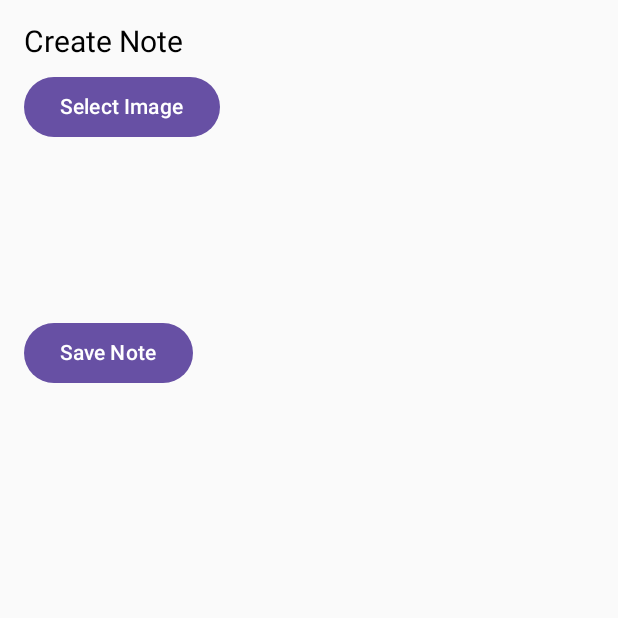
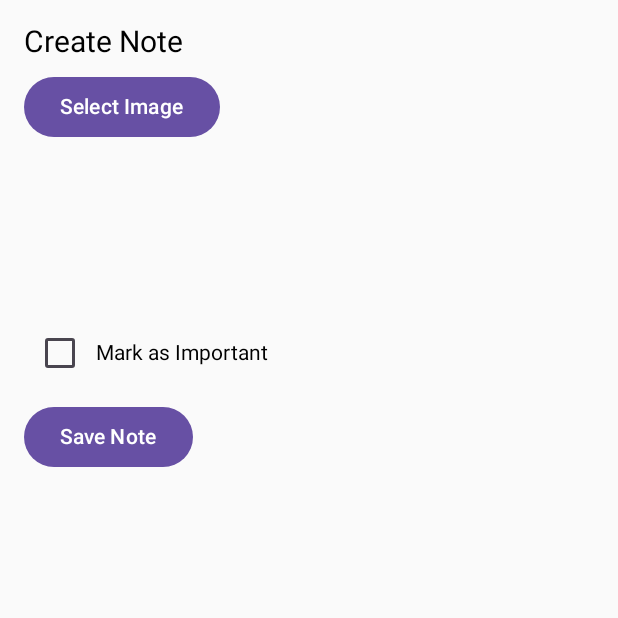
Before and after one commit to SANSvenom/Mopro_HasnanAlif_Assesment1, an Android app built with Jetpack Compose: the NoteScreen screen opened through its navigation route, on a phone screen of 412 x 824 dp, the top half of it. Run offline under Robolectric (Android 15) with nearby library versions, the phone set to English and light mode, and no system bars.

Commit message:
1.5  menampilkan note di halaman utama dan ada tanda pinned note jika check box di centang

```diff
--- a/app/src/main/java/com/hasnan0062/hasnanalif_607062300062_assesment1/MainActivity.kt
+++ b/app/src/main/java/com/hasnan0062/hasnanalif_607062300062_assesment1/MainActivity.kt
@@ -36,7 +36,7 @@ class MainActivity : ComponentActivity() {
 @Composable
 fun NoteApp() {
     val navController = rememberNavController()
-    val notes = remember { mutableStateListOf<Pair<String, Uri?>>() }
+    val notes = remember { mutableStateListOf<Triple<String, Uri?, Boolean>>() }
 
     NavHost(navController, startDestination = "home") {
         composable("home") { HomeScreen(navController, notes) }
@@ -45,7 +45,7 @@ fun NoteApp() {
 }
 
 @Composable
-fun HomeScreen(navController: NavController, notes: List<Pair<String, Uri?>>) {
+fun HomeScreen(navController: NavController, notes: List<Triple<String, Uri?, Boolean>>) {
     Column(
         modifier = Modifier
             .fillMaxSize()
@@ -58,8 +58,19 @@ fun HomeScreen(navController: NavController, notes: List<Pair<String, Uri?>>) {
 
         Spacer(modifier = Modifier.height(16.dp))
 
-        notes.forEach { (text, imageUri) ->
-            Column(modifier = Modifier.padding(8.dp)) {
+        // Urutkan catatan, yang "penting" tampil di atas
+        val sortedNotes = notes.sortedByDescending { it.third }
+
+        sortedNotes.forEach { (text, imageUri, isImportant) ->
+            Column(
+                modifier = Modifier
+                    .fillMaxWidth()
+                    .padding(8.dp)
+            ) {
+                if (isImportant) {
+                    Text("📌 Pinned Note", fontSize = 14.sp, color = Color.Red)
+                }
+
                 imageUri?.let {
                     Image(
                         painter = rememberAsyncImagePainter(it),
@@ -77,9 +88,10 @@ fun HomeScreen(navController: NavController, notes: List<Pair<String, Uri?>>) {
 }
 
 @Composable
-fun NoteScreen(navController: NavController, notes: MutableList<Pair<String, Uri?>>) {
+fun NoteScreen(navController: NavController, notes: MutableList<Triple<String, Uri?, Boolean>>) {
     var noteText by remember { mutableStateOf(TextFieldValue()) }
     var selectedImageUri by remember { mutableStateOf<Uri?>(null) }
+    var isImportant by remember { mutableStateOf(false) }
     val context = LocalContext.current
 
     val imagePickerLauncher = rememberLauncherForActivityResult(
@@ -118,8 +130,16 @@ fun NoteScreen(navController: NavController, notes: MutableList<Pair<String, Uri
                 .height(100.dp)
         )
 
+        Row(verticalAlignment = Alignment.CenterVertically) {
+            Checkbox(
+                checked = isImportant,
+                onCheckedChange = { isImportant = it }
+            )
+            Text("Mark as Important")
+        }
+
         Button(onClick = {
-            notes.add(Pair(noteText.text, selectedImageUri))
+            notes.add(Triple(noteText.text, selectedImageUri, isImportant))
             navController.navigate("home")
         }) {
             Text("Save Note")
```
